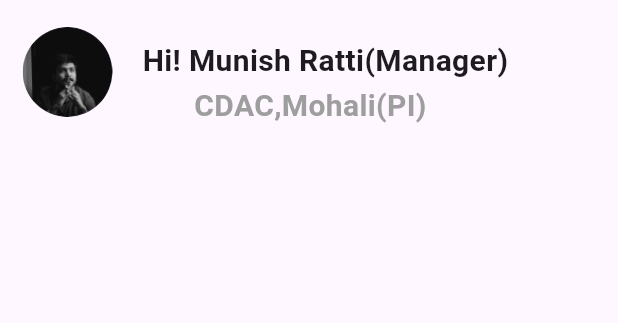
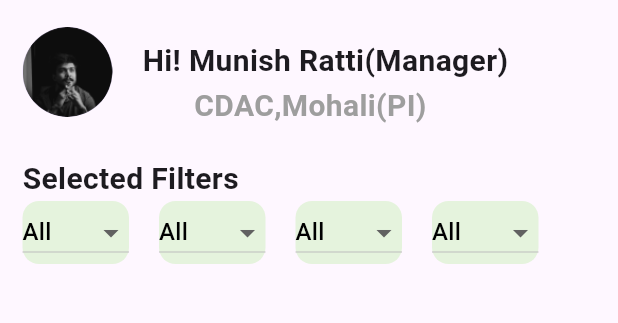
Before and after one commit to Rashmeet1-hub/WblMobile, a Flutter app: the screen it shows after launch, on a phone screen of 412 x 824 dp, the part 84-407 px from its top. Run offline on Flutter 3.47's test engine with Material 3 defaults, Android fonts, the phone set to English and light mode, and no system bars.

Commit message:
Added Filters

```diff
--- a/lib/WBL Pages/Demo Testing Pages/admindashboard.dart
+++ b/lib/WBL Pages/Demo Testing Pages/admindashboard.dart
@@ -32,8 +32,6 @@ class admindashboard extends StatelessWidget {
               color: Colors.white, fontSize: 26, fontWeight: FontWeight.bold),
         ),
         centerTitle: true,
-
-        // Add the leading property here
         leading: Padding(
           padding: const EdgeInsets.only(left: 15.0),
           child: Image.asset(
@@ -61,6 +59,7 @@ class admindashboard extends StatelessWidget {
         ],
       ),
       body: Column(
+        crossAxisAlignment: CrossAxisAlignment.start,
         children: [
           Container(
             child: const Row(
@@ -98,7 +97,142 @@ class admindashboard extends StatelessWidget {
                 ),
               ],
             ),
-          )
+          ),
+          const Padding(
+            padding: EdgeInsets.fromLTRB(15, 20, 0, 0),
+            child: Text(
+              'Selected Filters',
+              style: TextStyle(fontSize: 20, fontWeight: FontWeight.bold),
+            ),
+          ),
+          Row(
+            children: [
+              Padding(
+                padding: const EdgeInsets.only(left: 15),
+                child: Container(
+                  width: 71,
+                  height: 42,
+                  decoration: BoxDecoration(
+                    borderRadius: BorderRadius.circular(11),
+                    color: colorCard,
+                  ),
+                  child: DropdownButton<String>(
+                    items: <String>['Center 1', 'Center 2', 'Center 3']
+                        .map((String value) {
+                      return DropdownMenuItem<String>(
+                        value: value,
+                        child: Text(value),
+                      );
+                    }).toList(),
+                    onChanged: (String? newValue) {
+                      // Your logic here
+                    },
+                    isExpanded: true,
+                    value: null, // Set value to null for hint
+                    hint: const Text(
+                      'All', // Hint text
+                      style: TextStyle(
+                        color: Colors.black,
+                      ),
+                    ),
+                  ),
+                ),
+              ),
+              Padding(
+                padding: const EdgeInsets.only(left: 20),
+                child: Container(
+                  width: 71,
+                  height: 42,
+                  decoration: BoxDecoration(
+                    borderRadius: BorderRadius.circular(11),
+                    color: colorCard,
+                  ),
+                  child: DropdownButton<String>(
+                    items: <String>['Center 1', 'Center 2', 'Center 3']
+                        .map((String value) {
+                      return DropdownMenuItem<String>(
+                        value: value,
+                        child: Text(value),
+                      );
+                    }).toList(),
+                    onChanged: (String? newValue) {
+                      // Your logic here
+                    },
+                    isExpanded: true,
+                    value: null, // Set value to null for hint
+                    hint: const Text(
+                      'All', // Hint text
+                      style: TextStyle(
+                        color: Colors.black,
+                      ),
+                    ),
+                  ),
+                ),
+              ),
+              Padding(
+                padding: const EdgeInsets.only(left: 20),
+                child: Container(
+                  width: 71,
+                  height: 42,
+                  decoration: BoxDecoration(
+                    borderRadius: BorderRadius.circular(11),
+                    color: colorCard,
+                  ),
+                  child: DropdownButton<String>(
+                    items: <String>['Center 1', 'Center 2', 'Center 3']
+                        .map((String value) {
+                      return DropdownMenuItem<String>(
+                        value: value,
+                        child: Text(value),
+                      );
+                    }).toList(),
+                    onChanged: (String? newValue) {
+                      // Your logic here
+                    },
+                    isExpanded: true,
+                    value: null, // Set value to null for hint
+                    hint: const Text(
+                      'All', // Hint text
+                      style: TextStyle(
+                        color: Colors.black,
+                      ),
+                    ),
+                  ),
+                ),
+              ),
+              Padding(
+                padding: const EdgeInsets.only(left: 20, right: 22),
+                child: Container(
+                  width: 71,
+                  height: 42,
+                  decoration: BoxDecoration(
+                    borderRadius: BorderRadius.circular(11),
+                    color: colorCard,
+                  ),
+                  child: DropdownButton<String>(
+                    items: <String>['Center 1', 'Center 2', 'Center 3']
+                        .map((String value) {
+                      return DropdownMenuItem<String>(
+                        value: value,
+                        child: Text(value),
+                      );
+                    }).toList(),
+                    onChanged: (String? newValue) {
+                      // Your logic here
+                    },
+                    isExpanded: true,
+                    value: null, // Set value to null for hint
+                    hint: const Text(
+                      'All', // Hint text
+                      style: TextStyle(
+                        color: Colors.black,
+                      ),
+                    ),
+                  ),
+                ),
+              ),
+            ],
+          ),
         ],
       ),
     );
```
